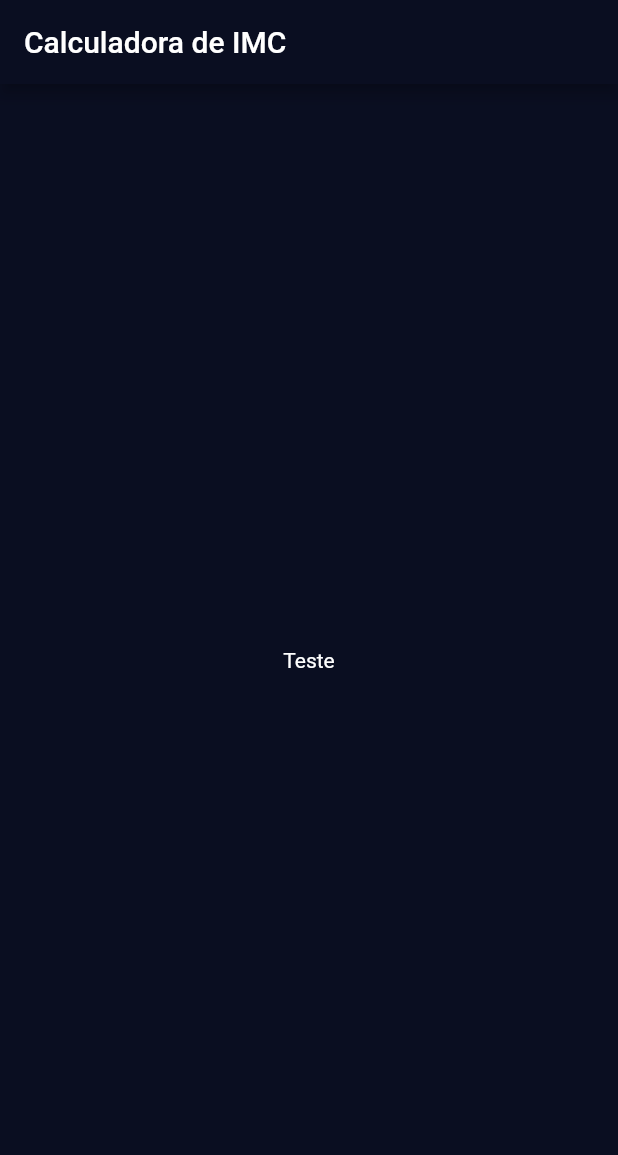
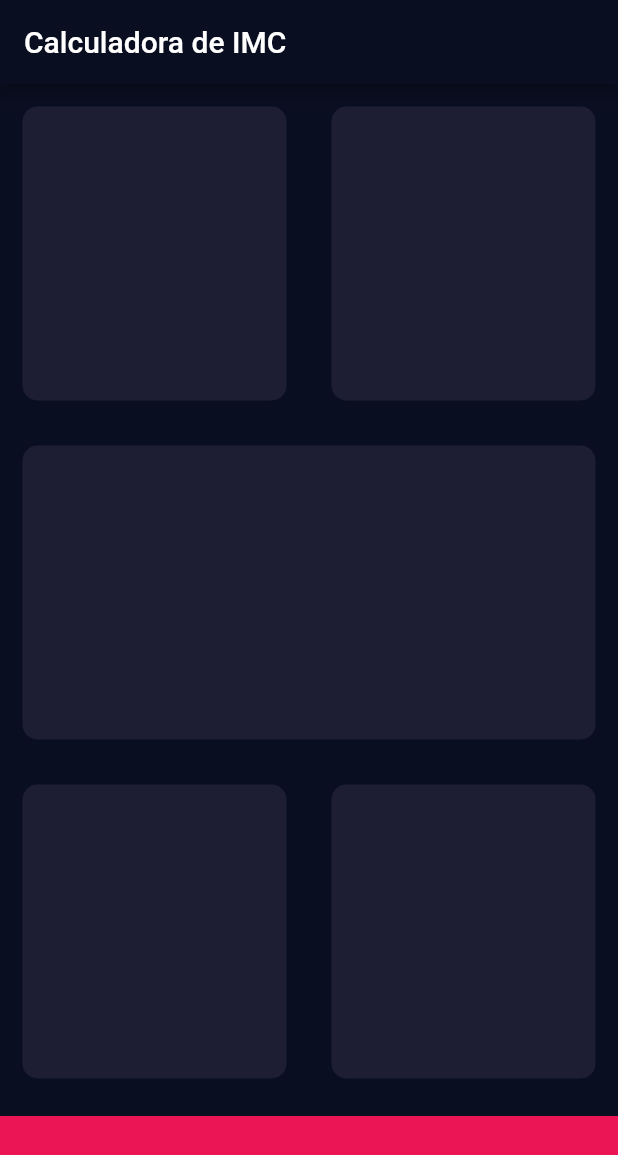
Before and after one commit to guilpejon/imc-calculator, a Flutter app: the screen it shows after launch, on a phone screen of 412 x 824 dp. Shown: the top 1155 px of the screen. Run offline on Flutter 3.47's test engine with Material 2 defaults, Android fonts, the phone set to English and light mode, and no system bars.

Commit message:
Code refactoring

```diff
--- a/lib/input_page.dart
+++ b/lib/input_page.dart
@@ -1,4 +1,8 @@
 import 'package:flutter/material.dart';
+
+const bottomContainerHeight = 80.0;
+const activeCardColor = Color(0xFF1D1E33);
+const bottomContainerColor = Color(0xFFEB1555);
 
 class InputPage extends StatefulWidget {
   InputPage({Key key, this.title}) : super(key: key);
@@ -15,16 +19,68 @@ class _InputPageState extends State<InputPage> {
       appBar: AppBar(
         title: Text(widget.title),
       ),
-      body: Center(
-        child: Column(
-          mainAxisAlignment: MainAxisAlignment.center,
-          children: <Widget>[
-            Text(
-              'Teste',
+      body: Column(
+        children: <Widget>[
+          Expanded(
+            child: Row(
+              children: <Widget>[
+                Expanded(
+                  child: ReusableCard(color: activeCardColor),
+                ),
+                Expanded(
+                  child: ReusableCard(color: activeCardColor),
+                ),
+              ],
             ),
-          ],
-        ),
+          ),
+          Expanded(
+            child: Row(
+              children: <Widget>[
+                Expanded(
+                  child: ReusableCard(color: activeCardColor),
+                ),
+              ],
+            ),
+          ),
+          Expanded(
+            child: Row(
+              children: <Widget>[
+                Expanded(
+                  child: ReusableCard(color: activeCardColor),
+                ),
+                Expanded(
+                  child: ReusableCard(color: activeCardColor),
+                ),
+              ],
+            ),
+          ),
+          Container(
+            color: bottomContainerColor,
+            margin: EdgeInsets.only(top: 10),
+            width: double.infinity,
+            height: bottomContainerHeight,
+          )
+        ],
       ),
     );
   }
 }
+
+class ReusableCard extends StatelessWidget {
+  ReusableCard({@required this.color, this.cardChild});
+
+  final Color color;
+  final Widget cardChild;
+
+  @override
+  Widget build(BuildContext context) {
+    return Container(
+      child: cardChild,
+      margin: EdgeInsets.all(15),
+      decoration: BoxDecoration(
+        color: color,
+        borderRadius: BorderRadius.circular(10),
+      ),
+    );
+  }
+}
```
